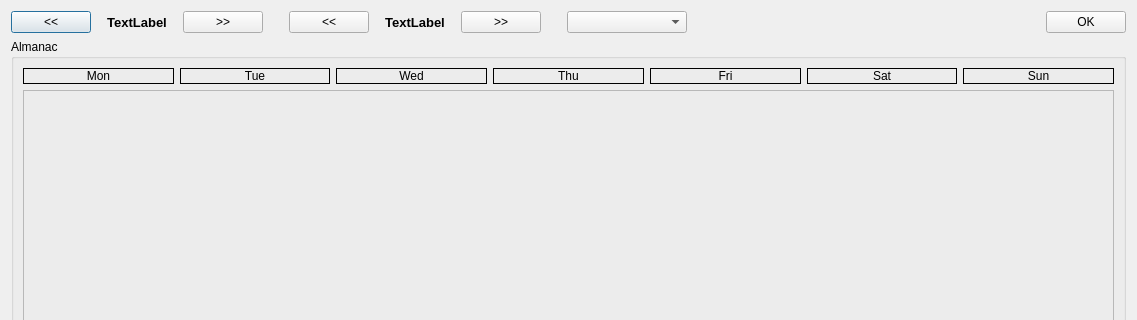
Qt form cmooncal.ui (PavelMr/skytechx) before a commit; both pictures show x 0 to 1137 and y 0 to 320 of the 1137 by 791 pixel window.
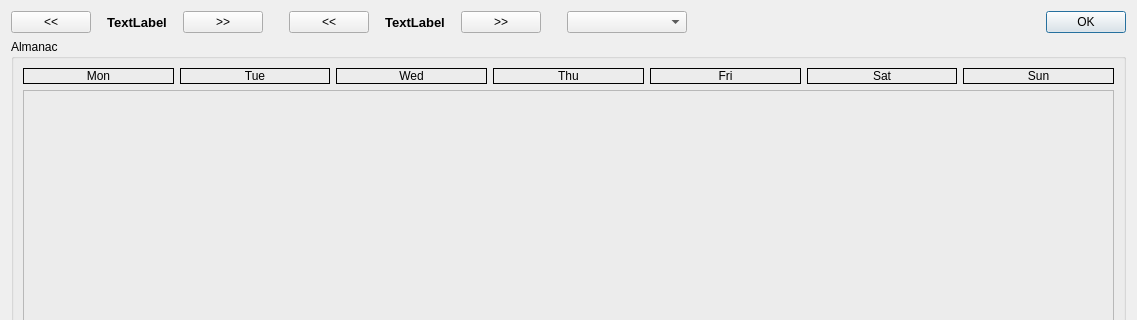
The same form after that commit.

```diff
--- a/cmooncal.ui
+++ b/cmooncal.ui
@@ -162,6 +162,9 @@
        <property name="text">
         <string>OK</string>
        </property>
+       <property name="default">
+        <bool>true</bool>
+       </property>
       </widget>
      </item>
     </layout>
```
